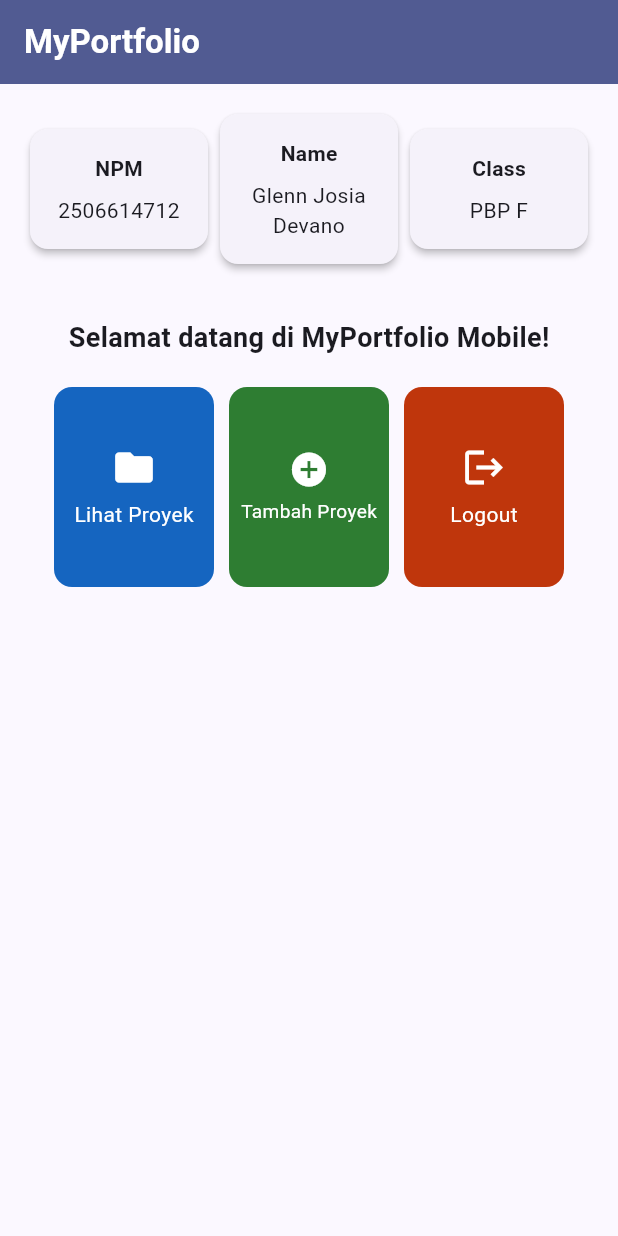
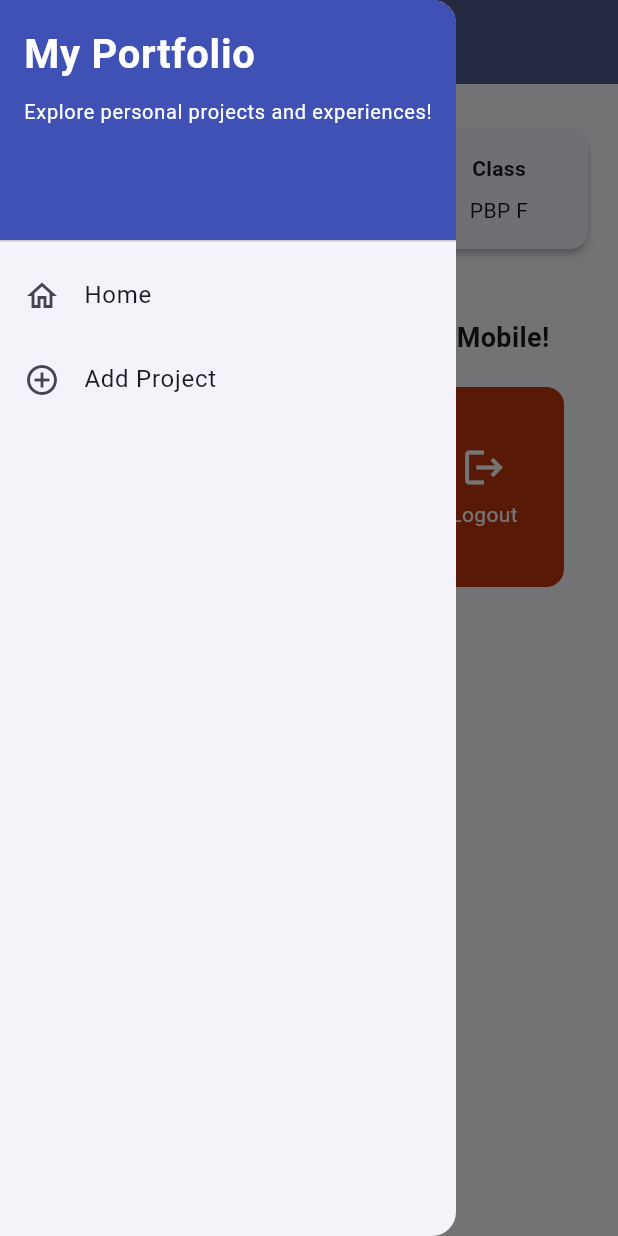
Before and after one commit to glennjosia7/myportofolio_mobile, a Flutter app: the screen it shows after launch, with the side drawer open (before the commit the screen has no drawer), on a phone screen of 412 x 824 dp. Run offline on Flutter 3.47's test engine with Material 3 defaults, Android fonts, the phone set to English and light mode, and no system bars; our stand-ins replace material_ui.

Commit message:
feat(flutter): complete tutorial 09 navigation and project form

```diff
--- a/lib/main.dart
+++ b/lib/main.dart
@@ -1,5 +1,5 @@
-import 'package:flutter/material.dart';
-import 'package:myportofolio_mobile/menu.dart';
+import 'package:material_ui/material_ui.dart';
+import 'package:myportofolio_mobile/screens/menu.dart';
 
 void main() {
   runApp(const MyApp());
--- a/lib/menu.dart
+++ b/lib/screens/menu.dart
@@ -1,4 +1,6 @@
-import 'package:flutter/material.dart';
+import 'package:material_ui/material_ui.dart';
+import 'package:myportofolio_mobile/widgets/left_drawer.dart';
+import 'package:myportofolio_mobile/widgets/project_card.dart';
 
 class MyHomePage extends StatelessWidget {
   const MyHomePage({super.key});
@@ -22,7 +24,9 @@ class MyHomePage extends StatelessWidget {
           style: TextStyle(color: Colors.white, fontWeight: FontWeight.bold),
         ),
         backgroundColor: Theme.of(context).colorScheme.primary,
+        iconTheme: const IconThemeData(color: Colors.white),
       ),
+      drawer: const LeftDrawer(),
       body: SingleChildScrollView(
         padding: const EdgeInsets.all(16.0),
         child: Column(
@@ -102,58 +106,3 @@ class InfoCard extends StatelessWidget {
     );
   }
 }
-
-class ItemHomepage {
-  final String name;
-  final IconData icon;
-  final Color color;
-
-  const ItemHomepage(this.name, this.icon, this.color);
-}
-
-class ItemCard extends StatelessWidget {
-  final ItemHomepage item;
-
-  const ItemCard(this.item, {super.key});
-
-  @override
-  Widget build(BuildContext context) {
-    return Material(
-      color: item.color,
-      borderRadius: BorderRadius.circular(12),
-      child: InkWell(
-        borderRadius: BorderRadius.circular(12),
-        onTap: () {
-          ScaffoldMessenger.of(context)
-            ..hideCurrentSnackBar()
-            ..showSnackBar(
-              SnackBar(
-                content: Text('Kamu telah menekan tombol ${item.name}!'),
-              ),
-            );
-        },
-        child: Container(
-          padding: const EdgeInsets.all(8),
-          child: Center(
-            child: FittedBox(
-              fit: BoxFit.scaleDown,
-              child: Column(
-                mainAxisSize: MainAxisSize.min,
-                mainAxisAlignment: MainAxisAlignment.center,
-                children: [
-                  Icon(item.icon, color: Colors.white, size: 30.0),
-                  const Padding(padding: EdgeInsets.all(3)),
-                  Text(
-                    item.name,
-                    textAlign: TextAlign.center,
-                    style: const TextStyle(color: Colors.white),
-                  ),
-                ],
-              ),
-            ),
-          ),
-        ),
-      ),
-    );
-  }
-}
--- /dev/null
+++ b/lib/widgets/left_drawer.dart
@@ -0,0 +1,65 @@
+import 'package:material_ui/material_ui.dart';
+import 'package:myportofolio_mobile/screens/menu.dart';
+import 'package:myportofolio_mobile/screens/project_form.dart';
+
+class LeftDrawer extends StatelessWidget {
+  const LeftDrawer({super.key});
+
+  @override
+  Widget build(BuildContext context) {
+    return Drawer(
+      child: ListView(
+        children: [
+          const DrawerHeader(
+            decoration: BoxDecoration(color: Colors.indigo),
+            child: FittedBox(
+              fit: BoxFit.scaleDown,
+              alignment: Alignment.topLeft,
+              child: Column(
+                mainAxisSize: MainAxisSize.min,
+                crossAxisAlignment: CrossAxisAlignment.start,
+                children: [
+                  Text(
+                    'My Portfolio',
+                    style: TextStyle(
+                      fontSize: 30,
+                      fontWeight: FontWeight.bold,
+                      color: Colors.white,
+                    ),
+                  ),
+                  SizedBox(height: 10),
+                  Text(
+                    'Explore personal projects and experiences!',
+                    style: TextStyle(fontSize: 15, color: Colors.white),
+                  ),
+                ],
+              ),
+            ),
+          ),
+          ListTile(
+            leading: const Icon(Icons.home_outlined),
+            title: const Text('Home'),
+            onTap: () {
+              Navigator.pushReplacement(
+                context,
+                MaterialPageRoute(builder: (context) => const MyHomePage()),
+              );
+            },
+          ),
+          ListTile(
+            leading: const Icon(Icons.add_circle_outline),
+            title: const Text('Add Project'),
+            onTap: () {
+              Navigator.pushReplacement(
+                context,
+                MaterialPageRoute(
+                  builder: (context) => const ProjectFormPage(),
+                ),
+              );
+            },
+          ),
+        ],
+      ),
+    );
+  }
+}
--- /dev/null
+++ b/lib/widgets/project_card.dart
@@ -0,0 +1,64 @@
+import 'package:material_ui/material_ui.dart';
+import 'package:myportofolio_mobile/screens/project_form.dart';
+
+class ItemHomepage {
+  final String name;
+  final IconData icon;
+  final Color color;
+
+  const ItemHomepage(this.name, this.icon, this.color);
+}
+
+class ItemCard extends StatelessWidget {
+  final ItemHomepage item;
+
+  const ItemCard(this.item, {super.key});
+
+  @override
+  Widget build(BuildContext context) {
+    return Material(
+      color: item.color,
+      borderRadius: BorderRadius.circular(12),
+      child: InkWell(
+        borderRadius: BorderRadius.circular(12),
+        onTap: () {
+          ScaffoldMessenger.of(context)
+            ..hideCurrentSnackBar()
+            ..showSnackBar(
+              SnackBar(
+                content: Text('Kamu telah menekan tombol ${item.name}!'),
+              ),
+            );
+
+          if (item.name == 'Tambah Proyek') {
+            Navigator.push(
+              context,
+              MaterialPageRoute(builder: (context) => const ProjectFormPage()),
+            );
+          }
+        },
+        child: Container(
+          padding: const EdgeInsets.all(8),
+          child: Center(
+            child: FittedBox(
+              fit: BoxFit.scaleDown,
+              child: Column(
+                mainAxisSize: MainAxisSize.min,
+                mainAxisAlignment: MainAxisAlignment.center,
+                children: [
+                  Icon(item.icon, color: Colors.white, size: 30.0),
+                  const Padding(padding: EdgeInsets.all(3)),
+                  Text(
+                    item.name,
+                    textAlign: TextAlign.center,
+                    style: const TextStyle(color: Colors.white),
+                  ),
+                ],
+              ),
+            ),
+          ),
+        ),
+      ),
+    );
+  }
+}
--- a/pubspec.yaml
+++ b/pubspec.yaml
@@ -1,5 +1,5 @@
 name: myportofolio_mobile
-description: "Aplikasi mobile portofolio PBP (Tutorial 08)."
+description: "Aplikasi mobile portofolio PBP (Tutorial 08-09)."
 # The following line prevents the package from being accidentally published to
 # pub.dev using `flutter pub publish`. This is preferred for private packages.
 publish_to: 'none' # Remove this line if you wish to publish to pub.dev
@@ -34,6 +34,7 @@ dependencies:
   # The following adds the Cupertino Icons font to your application.
   # Use with the CupertinoIcons class for iOS style icons.
   cupertino_icons: ^1.0.8
+  material_ui: ^1.11.1
 
 dev_dependencies:
   flutter_test:
```
Also changed, not shown: lib/screens/project_form.dart (added, +219 -0 lines), pubspec.lock, 3 other files.
